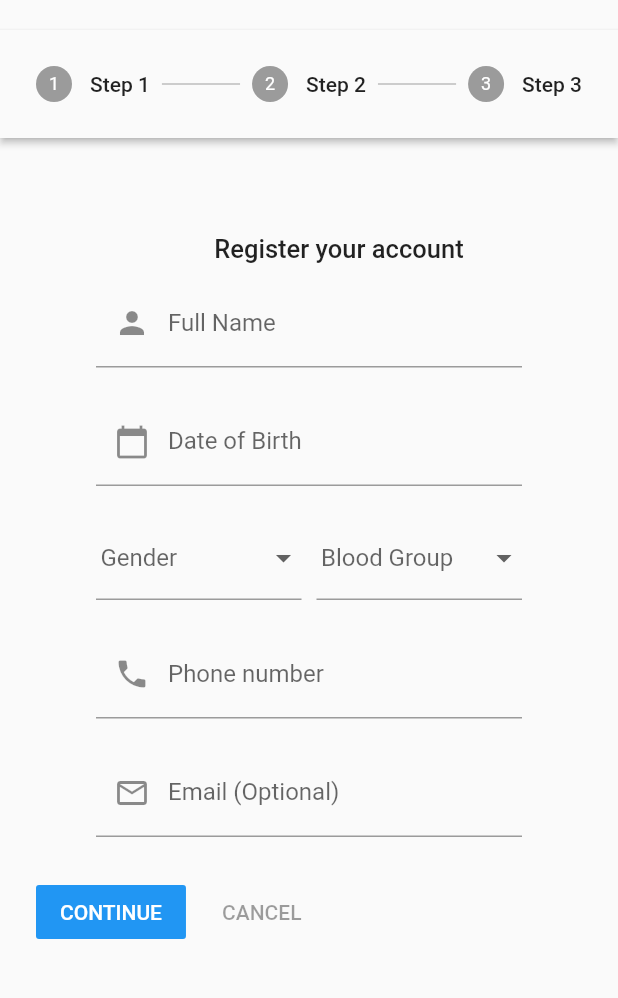
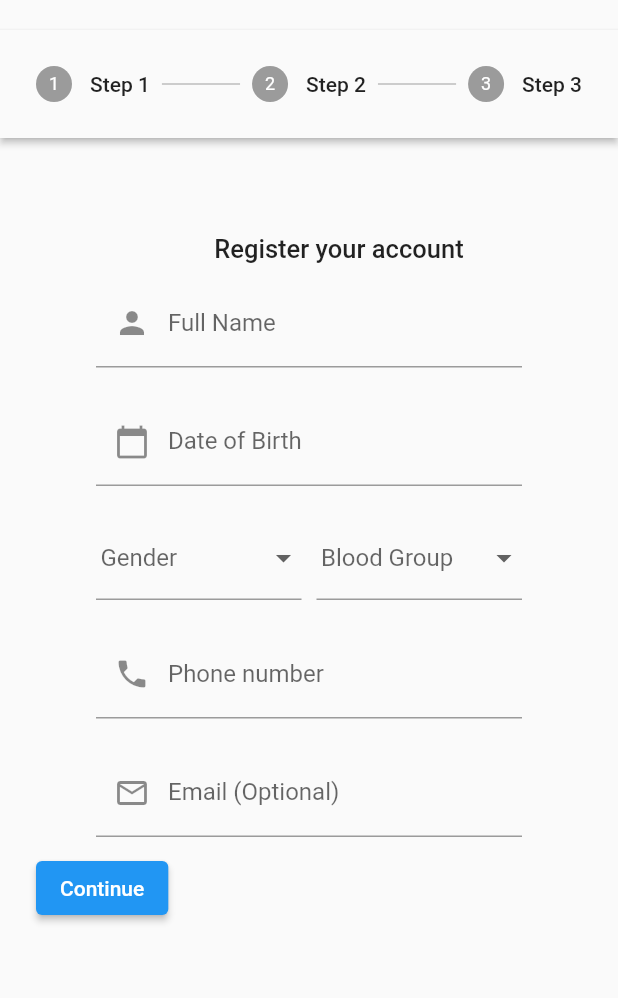
Before and after one commit to ertjgkdo/MediLink, a Flutter app: the screen it shows after launch, after a tap on "Sign Up", on a phone screen of 412 x 824 dp, the part 120-1118 px from its top. Run offline on Flutter 3.47's test engine with Material 3 defaults, Android fonts, the phone set to English and light mode, and no system bars; our stand-ins replace flutter_riverpod.

Commit message:
Refining the UI, adding the state and controllers for authentication

```diff
--- /dev/null
+++ b/lib/features/authentication/domain/user_model.dart
@@ -0,0 +1 @@
+class UserModel {}
--- a/lib/features/authentication/presentation/screens/log_in.dart
+++ b/lib/features/authentication/presentation/screens/log_in.dart
@@ -112,7 +112,7 @@ class Login extends ConsumerWidget {
                           Navigator.push(
                               context,
                               MaterialPageRoute(
-                                builder: (context) => SignUp(),
+                                builder: (context) => const SignUp(),
                               ));
                         },
                         style: TextButton.styleFrom(
--- a/lib/features/authentication/presentation/screens/sign_up.dart
+++ b/lib/features/authentication/presentation/screens/sign_up.dart
@@ -5,9 +5,10 @@ class SignUp extends ConsumerWidget {
 
   @override
   Widget build(BuildContext context, ref) {
-    final signupFormKey = GlobalKey<FormState>();
     final currentStep = ref.watch(formStepProvider);
     final stepController = ref.read(formStepProvider.notifier);
+    // final signUpFormState = ref.watch(signUpFormProvider);
+    final signUpFormController = ref.read(signUpFormProvider.notifier);
     return Scaffold(
         body: Column(crossAxisAlignment: CrossAxisAlignment.start, children: [
       Row(
@@ -42,36 +43,69 @@ class SignUp extends ConsumerWidget {
         ],
       ),
       Expanded(
-        child: Form(
-            key: signupFormKey,
         child: Stepper(
+            controlsBuilder: (context, details) => Row(
+                  children: [
+                    ElevatedButton(
+                        onPressed: () {
+                          details.onStepContinue!();
+                        },
+                        child:
+                            Text(currentStep <= 1 ? "Continue" : "Previous")),
+                    if (currentStep > 1)
+                      ElevatedButton(
+                          onPressed: () {
+                            // if (formController.basicFormKey.currentState!
+                            //         .validate() &&
+                            //     formController.nutritionFormKey.currentState!
+                            //         .validate()) {
+                            //   formController.submit(context: context);
+                            // }
+                          },
+                          child: const Text("Submit"))
+                  ],
+                ),
             type: StepperType.horizontal,
             currentStep: currentStep,
             onStepContinue: () {
-                  stepController.continueStep();
+              stepController.continueStep(formKeys: [
+                signUpFormController.generalInfoFormKey,
+                signUpFormController.addressFormKey,
+                signUpFormController.passwordFormKey
+              ]);
             },
-                steps: const [
+            steps: [
               Step(
-                      title: Text(
+                  title: const Text(
                     "Step 1",
                     textAlign: TextAlign.center,
                     maxLines: 2,
                     overflow: TextOverflow.ellipsis,
                   ),
-                      content: GeneralInfoForm()),
+                  content: Form(
+                      key: signUpFormController.generalInfoFormKey,
+                      child: GeneralInfoForm(
+                        formController: signUpFormController,
+                      ))),
               Step(
-                      title: Text(
+                  title: const Text(
                     "Step 2",
                     textAlign: TextAlign.center,
                   ),
-                      content: AddressForm()),
+                  content: Form(
+                      key: signUpFormController.addressFormKey,
+                      child:
+                          AddressForm(formController: signUpFormController))),
               Step(
-                      title: Text(
+                  title: const Text(
                     "Step 3",
                     textAlign: TextAlign.center,
                   ),
-                      content: PasswordForm())
-                ])),
+                  content: Form(
+                      key: signUpFormController.passwordFormKey,
+                      child:
+                          PasswordForm(formController: signUpFormController)))
+            ]),
       )
     ]));
   }
--- a/lib/features/authentication/presentation/widgets/address_form.dart
+++ b/lib/features/authentication/presentation/widgets/address_form.dart
@@ -1,12 +1,10 @@
 import 'package:medilink/utils/exporter.dart';
 
 class AddressForm extends ConsumerWidget {
-  const AddressForm({super.key});
-
+  const AddressForm({super.key, required this.formController});
+  final SignUpController formController;
   @override
   Widget build(BuildContext context, ref) {
-    final TextEditingController toleController = TextEditingController();
-
     Map<String, List<String>> provinces = {
       "Province No. 1": [
         "Bhojpur District",
@@ -197,7 +195,7 @@ class AddressForm extends ConsumerWidget {
         Container(
             margin: const EdgeInsets.symmetric(horizontal: 40, vertical: 10),
             child: formTextfield(
-                controller: toleController,
+                controller: formController.toleController,
                 icon: Icons.streetview,
                 label: "Tole (Optional)")),
       ],
--- a/lib/features/authentication/presentation/widgets/general_info_form.dart
+++ b/lib/features/authentication/presentation/widgets/general_info_form.dart
@@ -1,17 +1,10 @@
 import '../../../../utils/exporter.dart';
 
 class GeneralInfoForm extends ConsumerWidget {
-  const GeneralInfoForm({
-    super.key,
-  });
-
+  const GeneralInfoForm({super.key, required this.formController});
+  final SignUpController formController;
   @override
   Widget build(BuildContext context, ref) {
-    final TextEditingController nameController = TextEditingController();
-    final TextEditingController dobController = TextEditingController();
-    final TextEditingController emailController = TextEditingController();
-    final TextEditingController phoneController = TextEditingController();
-
     // Dropdown values
     String? selectedGender;
     String? selectedBloodGroup;
@@ -39,7 +32,7 @@ class GeneralInfoForm extends ConsumerWidget {
         Container(
             margin: const EdgeInsets.symmetric(horizontal: 40, vertical: 10),
             child: formTextfield(
-                controller: nameController,
+                controller: formController.nameController,
                 icon: Icons.person,
                 label: "Full Name",
                 validator: (value) {
@@ -54,7 +47,7 @@ class GeneralInfoForm extends ConsumerWidget {
         Container(
             margin: const EdgeInsets.symmetric(horizontal: 40, vertical: 10),
             child: TextFormField(
-                controller: dobController,
+                controller: formController.dobController,
                 decoration: InputDecoration(
                     prefixIcon: IconButton(
                       icon: const Icon(Icons.calendar_today),
@@ -66,7 +59,7 @@ class GeneralInfoForm extends ConsumerWidget {
                           lastDate: DateTime.now(),
                         );
                         if (pickedDate != null) {
-                          dobController.text =
+                          formController.dobController.text =
                               "${pickedDate.toLocal()}".split(' ')[0];
                         }
                       },
@@ -85,27 +78,22 @@ class GeneralInfoForm extends ConsumerWidget {
             children: [
               Expanded(
                 child: Padding(
-                  padding: const EdgeInsets.only(
-                      right: 5), // Adds spacing between the dropdowns
+                  padding: const EdgeInsets.only(right: 5),
                   child: DropdownButtonFormField<String>(
                     value: selectedGender,
                     decoration: const InputDecoration(
                       labelText: 'Gender',
-                      // Adds a border for better UI
-                      contentPadding: EdgeInsets.symmetric(
-                          vertical: 8, horizontal: 3), // Compact styling
+                      contentPadding:
+                          EdgeInsets.symmetric(vertical: 8, horizontal: 3),
                     ),
                     items: genderOptions.map((gender) {
                       return DropdownMenuItem<String>(
                         value: gender,
-                        child: Text(gender,
-                            style:
-                                const TextStyle(fontSize: 14)), // Compact text
+                        child:
+                            Text(gender, style: const TextStyle(fontSize: 14)),
                       );
                     }).toList(),
-                    onChanged: (value) {
-                      // Handle selection
-                    },
+                    onChanged: (value) {},
                     validator: (value) {
                       if (value == null || value.isEmpty) {
                         return 'Required!';
@@ -118,22 +106,19 @@ class GeneralInfoForm extends ConsumerWidget {
               // Blood Group Dropdown
               Expanded(
                 child: Padding(
-                    padding: const EdgeInsets.only(
-                        left: 5.0), // Adds spacing between the dropdowns
+                    padding: const EdgeInsets.only(left: 5.0),
                     child: DropdownButtonFormField<String>(
                       value: selectedBloodGroup,
                       decoration: const InputDecoration(
                         labelText: 'Blood Group',
-                        // Adds a border for better UI
-                        contentPadding: EdgeInsets.symmetric(
-                            vertical: 8, horizontal: 3), // Compact styling
+                        contentPadding:
+                            EdgeInsets.symmetric(vertical: 8, horizontal: 3),
                       ),
                       items: bloodGroupOptions.map((bloodGroup) {
                         return DropdownMenuItem<String>(
                           value: bloodGroup,
                           child: Text(bloodGroup,
-                              style: const TextStyle(
-                                  fontSize: 14)), // Compact text
+                              style: const TextStyle(fontSize: 14)),
                         );
                       }).toList(),
                       onChanged: (value) {
@@ -153,7 +138,7 @@ class GeneralInfoForm extends ConsumerWidget {
         Container(
             margin: const EdgeInsets.symmetric(horizontal: 40, vertical: 10),
             child: formTextfield(
-                controller: phoneController,
+                controller: formController.phoneController,
                 icon: Icons.phone,
                 label: "Phone number",
                 validator: (value) {
@@ -168,7 +153,7 @@ class GeneralInfoForm extends ConsumerWidget {
         Container(
           margin: const EdgeInsets.symmetric(horizontal: 40, vertical: 10),
           child: formTextfield(
-            controller: emailController,
+            controller: formController.emailController,
             icon: Icons.mail_outline,
             label: "Email (Optional)",
             validator: (value) {
--- a/lib/features/authentication/presentation/widgets/password_form.dart
+++ b/lib/features/authentication/presentation/widgets/password_form.dart
@@ -2,18 +2,16 @@ import 'package:flutter/material.dart';
 import 'package:medilink/utils/exporter.dart';
 
 class PasswordForm extends ConsumerWidget {
-  const PasswordForm({super.key});
-
+  const PasswordForm({super.key, required this.formController});
+  final SignUpController formController;
   @override
   Widget build(BuildContext context, ref) {
-    final TextEditingController passwordController = TextEditingController();
-    final TextEditingController confirmController = TextEditingController();
     return Column(
       children: [
         Container(
             margin: EdgeInsets.symmetric(horizontal: 40, vertical: 10),
             child: formTextfield(
-                controller: passwordController,
+                controller: formController.passwordController,
                 icon: Icons.password,
                 label: "Enter a password",
                 validator: (value) {
@@ -25,7 +23,7 @@ class PasswordForm extends ConsumerWidget {
         Container(
           margin: EdgeInsets.symmetric(horizontal: 40, vertical: 10),
           child: formTextfield(
-              controller: confirmController,
+              controller: formController.confirmController,
               icon: Icons.password,
               label: "Re-enter Password",
               validator: (value) {
--- a/lib/features/authentication/state/state.dart
+++ b/lib/features/authentication/state/state.dart
@@ -2,3 +2,7 @@ import '../../../utils/exporter.dart';
 
 final formStepProvider =
     NotifierProvider<FormStepController, int>(FormStepController.new);
+
+final signUpFormProvider =
+    NotifierProvider.autoDispose<SignUpController, UserModel?>(
+        SignUpController.new);
--- a/lib/utils/exporter.dart
+++ b/lib/utils/exporter.dart
@@ -12,5 +12,9 @@ export 'package:medilink/features/authentication/presentation/widgets/address_fo
 export 'package:medilink/features/authentication/presentation/widgets/password_form.dart';
 export 'package:medilink/features/authentication/state/state.dart';
 
+//exporting models
+export 'package:medilink/features/authentication/domain/user_model.dart';
+
 //exporting controllers
 export 'package:medilink/features/authentication/presentation/controllers/form_step_controller.dart';
+export 'package:medilink/features/authentication/presentation/controllers/sign_up_controller.dart';
```
Also changed, not shown: lib/features/authentication/presentation/controllers/form_step_controller.dart (+8 -3 lines), lib/features/authentication/presentation/controllers/sign_up_controller.dart (added, +22 -0 lines). Lines whose indentation alone changed are shown as unchanged.
